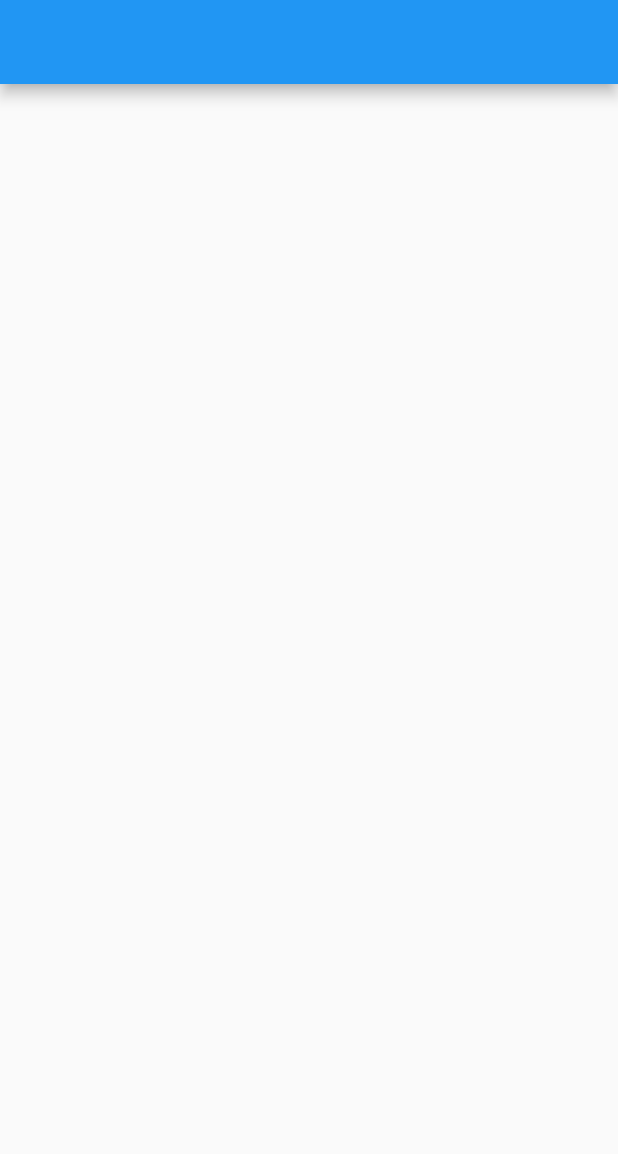
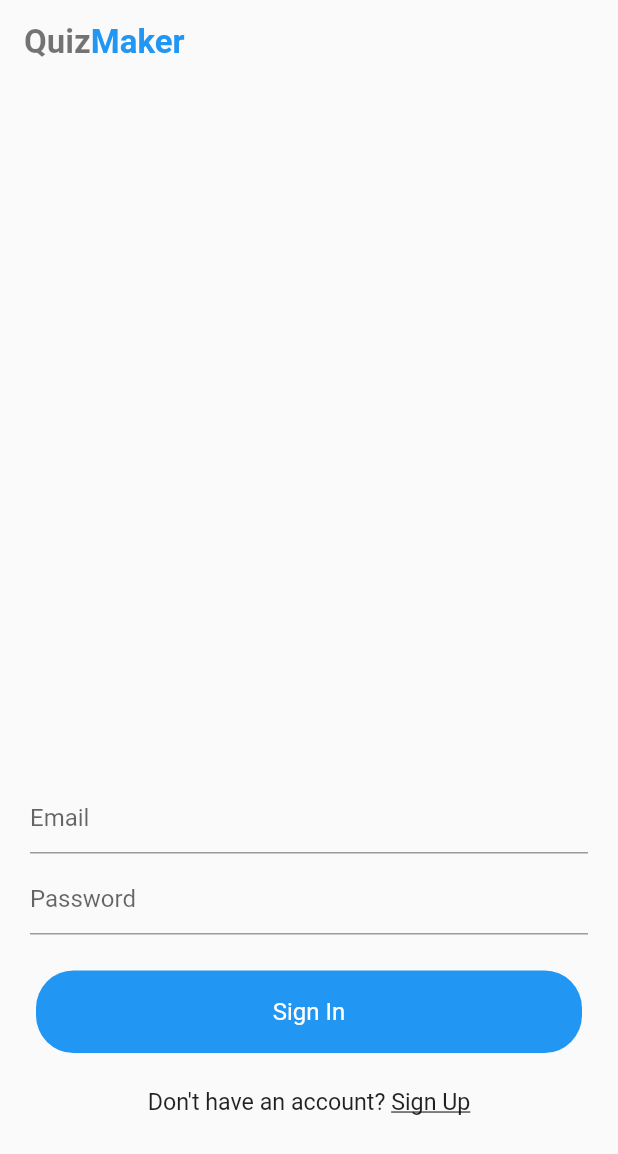
Before and after one commit to MuhammadDanyialKhan/QuizApp, a Flutter app: the screen it shows after launch, on a phone screen of 412 x 824 dp. Shown: the top 1154 px of the screen. Run offline on Flutter 3.47's test engine with Material 2 defaults, Android fonts, the phone set to English and light mode, and no system bars.

Commit message:
Created Sign In and Sign Up page

```diff
--- a/lib/views/signin.dart
+++ b/lib/views/signin.dart
@@ -1,4 +1,6 @@
 import 'package:flutter/material.dart';
+import 'package:quiz_app/views/signup.dart';
+import 'package:quiz_app/widgets/widgets.dart';
 
 class SignIn extends StatefulWidget {
   @override
@@ -6,11 +8,110 @@ class SignIn extends StatefulWidget {
 }
 
 class _SignInState extends State<SignIn> {
+  final _formKey = GlobalKey<FormState>();
+  String _email, _password;
+
   @override
   Widget build(BuildContext context) {
     return Scaffold(
       appBar: AppBar(
-
+        backgroundColor: Colors.transparent,
+        elevation: 0.0,
+        title: appBar(context),
+        brightness: Brightness.light,
+      ),
+      body: Form(
+        key: _formKey,
+        child: Container(
+          margin: EdgeInsets.symmetric(horizontal: 20.0),
+          child: Column(
+            mainAxisAlignment: MainAxisAlignment.end,
+            children: <Widget>[
+              TextFormField(
+                keyboardType: TextInputType.emailAddress,
+                validator: (val) {
+                  return val.isEmpty ? "Enter Correct Email" : null;
+                },
+                decoration: InputDecoration(
+                  hintText: "Email",
+                ),
+                onChanged: (value) {
+                  _email = value;
+                },
+              ),
+              SizedBox(
+                height: 6,
+              ),
+              TextFormField(
+                obscureText: true,
+                validator: (val) {
+                  return val.isEmpty ? "Enter Correct Password" : null;
+                },
+                decoration: InputDecoration(
+                  hintText: "Password",
+                ),
+                onChanged: (value) {
+                  _password = value;
+                },
+              ),
+              SizedBox(
+                height: 24.0,
+              ),
+              GestureDetector(
+                onTap: (){} ,
+                child: Container(
+                  padding: EdgeInsets.symmetric(vertical: 18.0),
+                  alignment: Alignment.center,
+                  width: MediaQuery.of(context).size.width - 48,
+                  decoration: BoxDecoration(
+                    color: Colors.blue,
+                    borderRadius: BorderRadius.circular(25),
+                  ),
+                  child: Text(
+                    'Sign In',
+                    style: TextStyle(
+                      color: Colors.white,
+                      fontSize: 16.0,
+                    ),
+                  ),
+                ),
+              ),
+              SizedBox(
+                height: 24.0,
+              ),
+              Row(
+                mainAxisAlignment: MainAxisAlignment.center,
+                children: <Widget>[
+                  Text(
+                    "Don't have an account? ",
+                    style: TextStyle(
+                      fontSize: 15.5,
+                    ),
+                  ),
+                  GestureDetector(
+                    onTap: (){
+                      Navigator.of(context).pushReplacement(
+                        MaterialPageRoute(
+                          builder: (ctx) => SignUp(),
+                        )
+                      );
+                    },
+                    child: Text(
+                      "Sign Up",
+                      style: TextStyle(
+                        fontSize: 15.5,
+                        decoration: TextDecoration.underline,
+                      ),
+                    ),
+                  ),
+                ],
+              ),
+              SizedBox(
+                height: 80.0,
+              )
+            ],
+          ),
+        ),
       ),
     );
   }
--- a/lib/widgets/widgets.dart
+++ b/lib/widgets/widgets.dart
@@ -0,0 +1,18 @@
+import 'package:flutter/material.dart';
+
+Widget appBar(BuildContext context) {
+  return RichText(
+    text: TextSpan(
+      style: TextStyle(fontSize: 22.0),
+      children: <TextSpan>[
+        TextSpan(
+            text: 'Quiz',
+            style:
+                TextStyle(fontWeight: FontWeight.w600, color: Colors.black54)),
+        TextSpan(
+            text: 'Maker',
+            style: TextStyle(fontWeight: FontWeight.w600 , color: Colors.blue)),
+      ],
+    ),
+  );
+}
```
Also changed, not shown: lib/views/signup.dart (+132 -0 lines).
